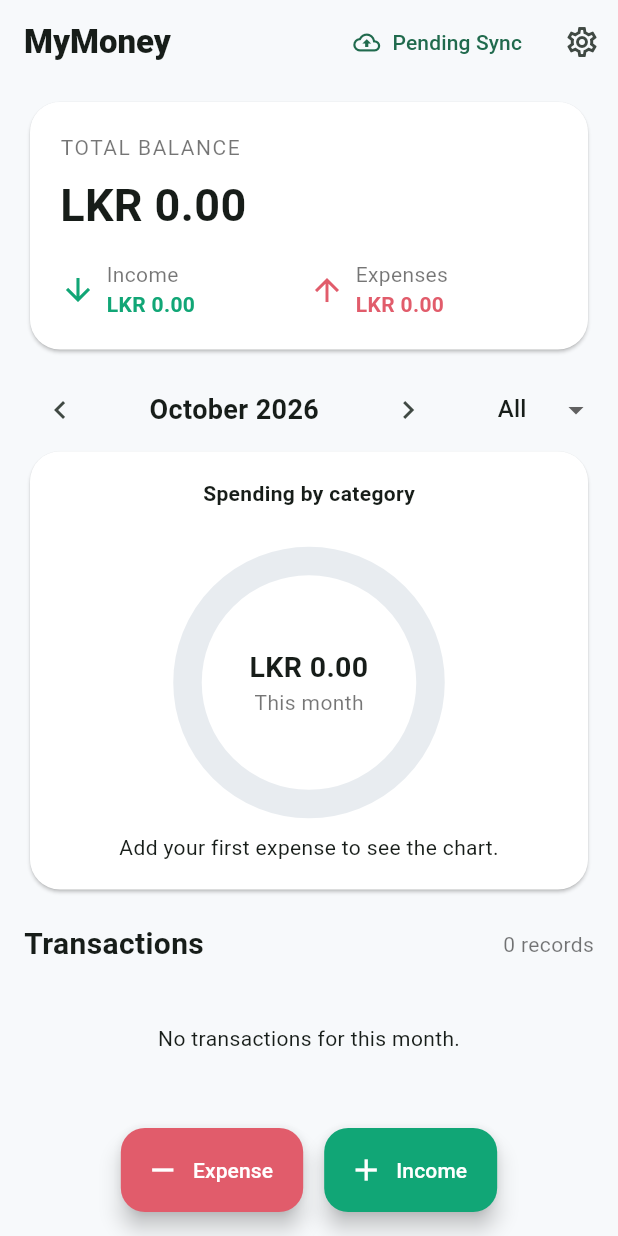
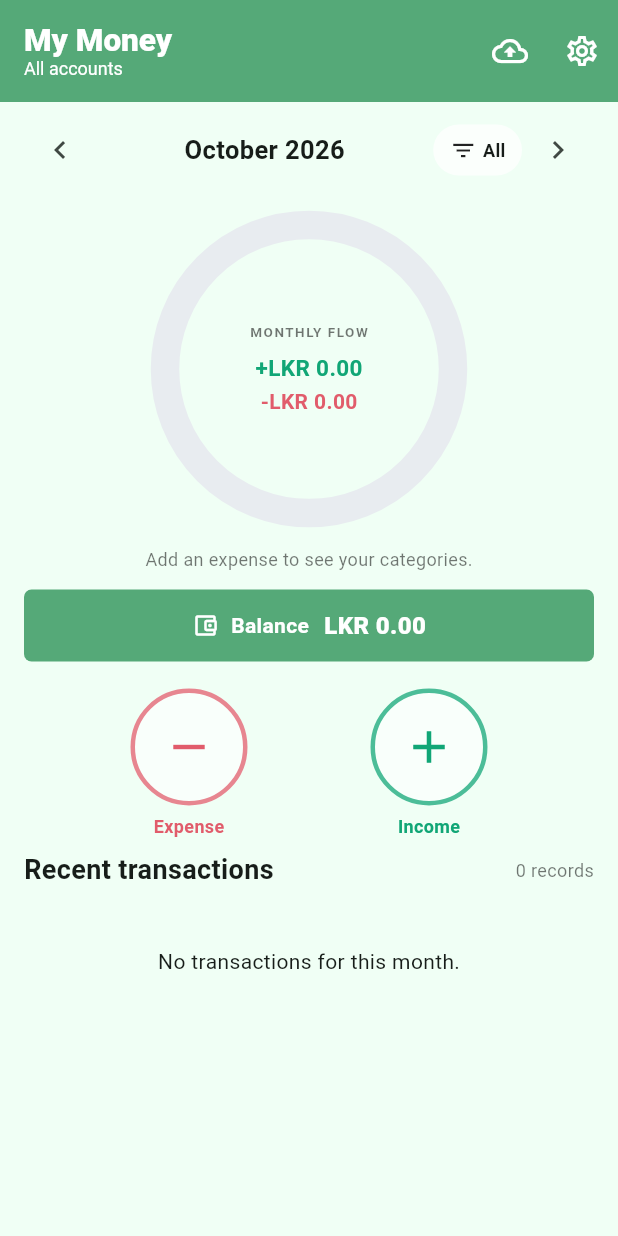
Before and after one commit to tharuind/monefy-pro-mobile-app, a Flutter app: the screen it shows after launch, on a phone screen of 412 x 824 dp. Run offline on Flutter 3.47's test engine with Material 3 defaults, Android fonts, the phone set to English and light mode, and no system bars; our stand-ins replace cloud_firestore, connectivity_plus, file_picker, firebase_auth, firebase_core, flutter_secure_storage and 5 more; missing offline and left inert: aes256, dart:html; accounts and stored records are empty.

Commit message:
add email backup

```diff
--- a/lib/cloud_sync.dart
+++ b/lib/cloud_sync.dart
@@ -28,6 +28,7 @@ class CloudSyncService extends ChangeNotifier {
 
   SyncStatus status = SyncStatus.pending;
   String? errorMessage;
+  int completedSyncs = 0;
   StreamSubscription<List<ConnectivityResult>>? _connectivitySubscription;
   StreamSubscription<User?>? _authSubscription;
   bool _configured = false;
@@ -95,7 +96,13 @@ class CloudSyncService extends ChangeNotifier {
     if (kIsWeb) {
       await FirebaseAuth.instance.signInWithPopup(GoogleAuthProvider());
     } else {
-      final googleUser = await GoogleSignIn(scopes: const ['email']).signIn();
+      final clientId = DefaultFirebaseOptions.googleServerClientId;
+      if (clientId.isEmpty) {
+        throw StateError('Google sign-in is not configured. Set FIREBASE_WEB_CLIENT_ID '
+            'to the Firebase project Web OAuth client ID.');
+      }
+      final googleUser = await GoogleSignIn(
+        serverClientId: clientId, scopes: const ['email']).signIn();
       if (googleUser == null) throw StateError('Google sign-in was cancelled.');
       final auth = await googleUser.authentication;
       final credential = GoogleAuthProvider.credential(
@@ -242,6 +249,7 @@ class CloudSyncService extends ChangeNotifier {
           await database.mergeRemoteCatalog({'id': document.id, ...document.data()});
         }
       }
+      completedSyncs++;
       status = await database.pendingCount() == 0
           ? SyncStatus.synced : SyncStatus.pending;
     } catch (error) {
--- a/lib/data.dart
+++ b/lib/data.dart
@@ -377,7 +377,7 @@ class MoneyDatabase {
     if (parsed is! Map ||
         !['mymoney-v1', 'mymoney-v2'].contains(parsed['format']) ||
         parsed['entries'] is! List) {
-      throw const FormatException('Not a MyMoney backup');
+      throw const FormatException('Not a My Money backup');
     }
     final safeItems = <MoneyEntry>[];
     final safeCatalog = <Map<String, dynamic>>[];
--- a/lib/main.dart
+++ b/lib/main.dart
@@ -14,6 +14,8 @@ import 'data.dart';
 
 const emerald = Color(0xFF11A676);
 const red = Color(0xFFE15C6B);
+const mintBackground = Color(0xFFF0FFF5);
+const headerGreen = Color(0xFF55A978);
 const colors = <Color>[
   Color(0xFFFBAD4D), Color(0xFF756DDF), Color(0xFF46AADA),
   Color(0xFFE87093), Color(0xFF61BD8E), Color(0xFFB181D7),
@@ -55,12 +57,16 @@ class MyMoneyApp extends StatelessWidget {
   @override
   Widget build(BuildContext context) => MaterialApp(
     debugShowCheckedModeBanner: false,
-    title: 'MyMoney',
+    title: 'My Money',
     theme: ThemeData(
       useMaterial3: true,
       colorScheme: ColorScheme.fromSeed(seedColor: emerald),
-      scaffoldBackgroundColor: const Color(0xFFF7F9FB),
-      appBarTheme: const AppBarTheme(backgroundColor: Color(0xFFF7F9FB)),
+      scaffoldBackgroundColor: mintBackground,
+      appBarTheme: const AppBarTheme(
+        backgroundColor: headerGreen,
+        foregroundColor: Colors.white,
+        iconTheme: IconThemeData(color: Colors.white),
+      ),
       cardTheme: CardThemeData(color: Colors.white,
         shape: RoundedRectangleBorder(borderRadius: BorderRadius.circular(20))),
       inputDecorationTheme: InputDecorationTheme(
@@ -115,7 +121,7 @@ class _AppGateState extends State<AppGate> with WidgetsBindingObserver {
   Future<void> _biometric() async {
     try {
       final ok = await LocalAuthentication().authenticate(
-        localizedReason: 'Unlock your MyMoney records', biometricOnly: true);
+        localizedReason: 'Unlock your My Money records', biometricOnly: true);
       if (ok && mounted) setState(() => locked = false);
     } catch (_) {
       if (mounted) ScaffoldMessenger.of(context).showSnackBar(
@@ -138,7 +144,7 @@ class _AppGateState extends State<AppGate> with WidgetsBindingObserver {
         mainAxisSize: MainAxisSize.min, children: [
           const Icon(Icons.lock, size: 60, color: emerald),
           const SizedBox(height: 20),
-          const Text('Unlock MyMoney', style: TextStyle(fontSize: 27, fontWeight: FontWeight.bold)),
+          const Text('Unlock My Money', style: TextStyle(fontSize: 27, fontWeight: FontWeight.bold)),
           const SizedBox(height: 20),
           TextField(controller: pin, obscureText: true, keyboardType: TextInputType.number,
             maxLength: 8, decoration: const InputDecoration(labelText: 'App PIN'),
@@ -166,7 +172,27 @@ class _MoneyHomeState extends State<MoneyHome> {
   String accountFilter = 'All';
 
   @override
-  void initState() { super.initState(); reload(); }
+  void initState() {
+    super.initState();
+    _lastCompletedSync = CloudSyncService.instance.completedSyncs;
+    CloudSyncService.instance.addListener(_onSyncChanged);
+    reload();
+  }
+  int _lastCompletedSync = 0;
+
+  void _onSyncChanged() {
+    final completed = CloudSyncService.instance.completedSyncs;
+    if (completed == _lastCompletedSync) return;
+    _lastCompletedSync = completed;
+    reload();
+  }
+
+  @override
+  void dispose() {
+    CloudSyncService.instance.removeListener(_onSyncChanged);
+    super.dispose();
+  }
+
   Future<void> reload() async {
     final database = MoneyDatabase.instance;
     final data = await database.list();
@@ -233,11 +259,22 @@ class _MoneyHomeState extends State<MoneyHome> {
       groups[e.category] = (groups[e.category] ?? 0) + e.cents;
     }
     return Scaffold(
-      appBar: AppBar(title: const Text('MyMoney', style: TextStyle(fontWeight: FontWeight.w800)),
+      appBar: AppBar(
+        toolbarHeight: 68,
+        title: Column(
+          crossAxisAlignment: CrossAxisAlignment.start,
+          children: [
+            const Text('My Money', style: TextStyle(
+              fontWeight: FontWeight.w800, fontSize: 21, height: 1.1)),
+            Text(accountFilter == 'All' ? 'All accounts' : accountFilter,
+              style: const TextStyle(fontSize: 12, fontWeight: FontWeight.w400)),
+          ],
+        ),
         actions: [
           AnimatedBuilder(animation: CloudSyncService.instance, builder: (context, _) {
             final sync = CloudSyncService.instance;
-            return TextButton.icon(
+            return IconButton(
+              tooltip: sync.status.label,
               onPressed: sync.status == SyncStatus.syncing ? null : sync.syncNow,
               icon: Icon(switch (sync.status) {
                 SyncStatus.offline => Icons.cloud_off_outlined,
@@ -245,7 +282,6 @@ class _MoneyHomeState extends State<MoneyHome> {
                 SyncStatus.syncing => Icons.sync,
                 SyncStatus.synced => Icons.cloud_done_outlined,
               }),
-              label: Text(sync.status.label, maxLines: 1),
             );
           }),
           IconButton(tooltip: 'Settings and backups',
@@ -253,54 +289,150 @@ class _MoneyHomeState extends State<MoneyHome> {
         ]),
       body: loading ? const Center(child: CircularProgressIndicator()) :
         RefreshIndicator(onRefresh: reload, child: ListView(
-          padding: const EdgeInsets.fromLTRB(16, 8, 16, 100), children: [
-            Card(child: Padding(padding: const EdgeInsets.all(20), child: Column(
-              crossAxisAlignment: CrossAxisAlignment.start, children: [
-                const Text('TOTAL BALANCE', style: TextStyle(color: Colors.black54, letterSpacing: 1)),
-                const SizedBox(height: 7),
-                Text(money(balance), style: const TextStyle(fontSize: 30, fontWeight: FontWeight.bold)),
-                const SizedBox(height: 15),
-                Row(children: [
-                  Expanded(child: _MiniTotal('Income', earned, emerald, Icons.arrow_downward)),
-                  Expanded(child: _MiniTotal('Expenses', spent, red, Icons.arrow_upward)),
-                ])
-              ],
-            ))),
-            const SizedBox(height: 12),
-            Row(mainAxisAlignment: MainAxisAlignment.spaceBetween, children: [
-              IconButton(onPressed: () => changeMonth(-1), icon: const Icon(Icons.chevron_left)),
-              Text('${_month(selected.month)} ${selected.year}',
-                style: const TextStyle(fontWeight: FontWeight.w700, fontSize: 18)),
-              IconButton(onPressed: () => changeMonth(1), icon: const Icon(Icons.chevron_right)),
-              DropdownButton<String>(value: accountFilter, underline: const SizedBox(),
-                items: ['All', ...accounts, ...customAccounts].toSet().map((a) => DropdownMenuItem(value: a,
-                  child: Text(a))).toList(),
-                onChanged: (v) => setState(() => accountFilter = v ?? 'All')),
+          padding: const EdgeInsets.fromLTRB(16, 8, 16, 28), children: [
+            Row(children: [
+              IconButton(
+                tooltip: 'Previous month',
+                onPressed: () => changeMonth(-1),
+                icon: const Icon(Icons.chevron_left),
+              ),
+              Expanded(child: Center(child: Text(
+                '${_month(selected.month)} ${selected.year}',
+                style: const TextStyle(fontWeight: FontWeight.w700, fontSize: 17),
+              ))),
+              PopupMenuButton<String>(
+                tooltip: 'Filter by account',
+                initialValue: accountFilter,
+                onSelected: (value) => setState(() => accountFilter = value),
+                itemBuilder: (context) => ['All', ...accounts, ...customAccounts]
+                    .toSet().map((account) => PopupMenuItem(
+                      value: account,
+                      child: Text(account == 'All' ? 'All accounts' : account),
+                    )).toList(),
+                child: Container(
+                  padding: const EdgeInsets.symmetric(horizontal: 11, vertical: 8),
+                  decoration: BoxDecoration(
+                    color: Colors.white.withAlpha(190),
+                    borderRadius: BorderRadius.circular(20),
+                  ),
+                  child: ConstrainedBox(
+                    constraints: const BoxConstraints(maxWidth: 130),
+                    child: Row(mainAxisSize: MainAxisSize.min, children: [
+                      const Icon(Icons.filter_list, size: 18),
+                      const SizedBox(width: 4),
+                      Flexible(child: Text(
+                        accountFilter == 'All' ? 'All' : accountFilter,
+                        maxLines: 1,
+                        overflow: TextOverflow.ellipsis,
+                        style: const TextStyle(
+                          fontSize: 12, fontWeight: FontWeight.w600),
+                      )),
+                    ]),
+                  ),
+                ),
+              ),
+              IconButton(
+                tooltip: 'Next month',
+                onPressed: () => changeMonth(1),
+                icon: const Icon(Icons.chevron_right),
+              ),
             ]),
-            Card(child: Padding(padding: const EdgeInsets.all(18), child: Column(children: [
-              const Text('Spending by category', style: TextStyle(fontWeight: FontWeight.w700)),
-              const SizedBox(height: 16),
-              SizedBox(height: 200, child: Center(child: CustomPaint(
-                painter: DonutPainter(groups), size: const Size(186, 186),
-                child: SizedBox(width: 186, height: 186, child: Column(
-                  mainAxisAlignment: MainAxisAlignment.center, children: [
-                    Text(money(spent), textAlign: TextAlign.center,
-                      style: const TextStyle(fontSize: 19, fontWeight: FontWeight.bold)),
-                    const Text('This month', style: TextStyle(color: Colors.black54)),
+            const SizedBox(height: 4),
+            SizedBox(
+              height: 236,
+              child: Center(child: CustomPaint(
+                painter: DonutPainter(groups),
+                size: const Size(216, 216),
+                child: SizedBox(width: 216, height: 216, child: Column(
+                  mainAxisAlignment: MainAxisAlignment.center,
+                  children: [
+                    const Text('MONTHLY FLOW', style: TextStyle(
+                      fontSize: 9, letterSpacing: 1, color: Colors.black54,
+                      fontWeight: FontWeight.w700)),
+                    const SizedBox(height: 7),
+                    FittedBox(fit: BoxFit.scaleDown, child: Text(
+                      '+${money(earned)}', style: const TextStyle(
+                        fontSize: 15, fontWeight: FontWeight.w700, color: emerald))),
+                    const SizedBox(height: 2),
+                    FittedBox(fit: BoxFit.scaleDown, child: Text(
+                      '-${money(spent)}', style: const TextStyle(
+                        fontSize: 14, fontWeight: FontWeight.w600, color: red))),
                   ],
                 )),
-              ))),
-              if (groups.isEmpty) const Text('Add your first expense to see the chart.'),
-              Wrap(spacing: 12, runSpacing: 8,
-                children: groups.keys.map((c) => Row(mainAxisSize: MainAxisSize.min, children: [
-                  CircleAvatar(radius: 5, backgroundColor: categoryColor(c)),
-                  const SizedBox(width: 5), Text(c, style: const TextStyle(fontSize: 12)),
-                ])).toList()),
-            ]))),
+              )),
+            ),
+            if (groups.isEmpty)
+              const Center(child: Padding(
+                padding: EdgeInsets.only(bottom: 12),
+                child: Text('Add an expense to see your categories.',
+                  style: TextStyle(color: Colors.black54, fontSize: 12)),
+              ))
+            else
+              Padding(
+                padding: const EdgeInsets.only(bottom: 14),
+                child: Wrap(
+                  alignment: WrapAlignment.center,
+                  spacing: 8,
+                  runSpacing: 8,
+                  children: groups.entries.map((entry) {
+                    final percentage = spent == 0 ? 0 :
+                        (entry.value * 100 / spent).round();
+                    return Container(
+                      padding: const EdgeInsets.symmetric(horizontal: 10, vertical: 6),
+                      decoration: BoxDecoration(
+                        color: Colors.white.withAlpha(190),
+                        borderRadius: BorderRadius.circular(18),
+                      ),
+                      child: Row(mainAxisSize: MainAxisSize.min, children: [
+                        Icon(icons[entry.key] ?? Icons.category,
+                          size: 15, color: categoryColor(entry.key)),
+                        const SizedBox(width: 5),
+                        Text('${entry.key} $percentage%',
+                          style: const TextStyle(fontSize: 11, fontWeight: FontWeight.w600)),
+                      ]),
+                    );
+                  }).toList(),
+                ),
+              ),
+            Container(
+              height: 48,
+              decoration: BoxDecoration(
+                color: headerGreen,
+                borderRadius: BorderRadius.circular(5),
+              ),
+              child: Row(mainAxisAlignment: MainAxisAlignment.center, children: [
+                const Icon(Icons.account_balance_wallet_outlined,
+                  size: 18, color: Colors.white),
+                const SizedBox(width: 8),
+                const Text('Balance', style: TextStyle(
+                  color: Colors.white, fontWeight: FontWeight.w600)),
+                const SizedBox(width: 10),
+                Flexible(child: FittedBox(fit: BoxFit.scaleDown,
+                  child: Text(money(balance), style: const TextStyle(
+                    color: Colors.white, fontWeight: FontWeight.w800, fontSize: 16)))),
+              ]),
+            ),
             const SizedBox(height: 18),
+            Row(mainAxisAlignment: MainAxisAlignment.spaceEvenly, children: [
+              _FlowAction(
+                label: 'Expense',
+                icon: Icons.remove,
+                color: red,
+                onPressed: () => openEditor(),
+              ),
+              _FlowAction(
+                label: 'Income',
+                icon: Icons.add,
+                color: emerald,
+                onPressed: () => openEditor(type: 'income'),
+              ),
+            ]),
+            const SizedBox(height: 8),
             Row(mainAxisAlignment: MainAxisAlignment.spaceBetween, children: [
-              const Text('Transactions', style: TextStyle(fontSize: 20, fontWeight: FontWeight.bold)),
-              Text('${current.length} records', style: const TextStyle(color: Colors.black54)),
+              const Text('Recent transactions',
+                style: TextStyle(fontSize: 18, fontWeight: FontWeight.bold)),
+              Text('${current.length} records',
+                style: const TextStyle(color: Colors.black54, fontSize: 12)),
             ]),
             const SizedBox(height: 8),
             if (current.isEmpty) const Padding(padding: EdgeInsets.all(30),
@@ -319,19 +451,49 @@ class _MoneyHomeState extends State<MoneyHome> {
             ))),
           ],
         )),
-      floatingActionButtonLocation: FloatingActionButtonLocation.centerFloat,
-      floatingActionButton: Row(mainAxisAlignment: MainAxisAlignment.center,
-        children: [
-          FloatingActionButton.extended(heroTag: 'exp', backgroundColor: red,
-            foregroundColor: Colors.white, onPressed: () => openEditor(),
-            icon: const Icon(Icons.remove), label: const Text('Expense')),
-          const SizedBox(width: 14),
-          FloatingActionButton.extended(heroTag: 'inc', backgroundColor: emerald,
-            foregroundColor: Colors.white, onPressed: () => openEditor(type: 'income'),
-            icon: const Icon(Icons.add), label: const Text('Income')),
-        ]),
     );
   }
+}
+
+class _FlowAction extends StatelessWidget {
+  final String label;
+  final IconData icon;
+  final Color color;
+  final VoidCallback onPressed;
+  const _FlowAction({
+    required this.label,
+    required this.icon,
+    required this.color,
+    required this.onPressed,
+  });
+
+  @override
+  Widget build(BuildContext context) => Semantics(
+    button: true,
+    label: 'Add $label',
+    child: InkWell(
+      onTap: onPressed,
+      customBorder: const CircleBorder(),
+      child: SizedBox(
+        width: 100,
+        child: Column(children: [
+          Container(
+            width: 78,
+            height: 78,
+            decoration: BoxDecoration(
+              shape: BoxShape.circle,
+              color: Colors.white.withAlpha(150),
+              border: Border.all(color: color.withAlpha(190), width: 3),
+            ),
+            child: Icon(icon, size: 36, color: color),
+          ),
+          const SizedBox(height: 5),
+          Text(label, style: TextStyle(
+            color: color, fontWeight: FontWeight.w700, fontSize: 12)),
+        ]),
+      ),
+    ),
+  );
 }
 
 Color categoryColor(String c) {
@@ -581,12 +743,12 @@ class _SettingsPageState extends State<SettingsPage> {
     try {
       final json = await MoneyDatabase.instance.backupJson();
       final encrypted = await BackupTools.encryptedText(json, password);
-      final filename = 'MyMoney-${DateTime.now().toUtc().toIso8601String().replaceAll(':', '-')}.mymoney';
+      final filename = 'My-Money-${DateTime.now().toUtc().toIso8601String().replaceAll(':', '-')}.mymoney';
       await SharePlus.instance.share(ShareParams(
         files: [XFile.fromData(Uint8List.fromList(utf8.encode(encrypted)),
           name: filename, mimeType: 'application/octet-stream')],
-        subject: 'MyMoney encrypted backup',
-        text: 'Encrypted MyMoney backup. Keep the backup password separate and private.'));
+        subject: 'My Money encrypted backup',
+        text: 'Encrypted My Money backup. Keep the backup password separate and private.'));
       msg('Choose Gmail and send the attached backup to your own address.');
     } catch (e) {
       msg('Backup failed: $e');
@@ -798,7 +960,10 @@ class _SettingsPageState extends State<SettingsPage> {
             ListTile(leading: Icon(signedInUser == null
                 ? Icons.account_circle_outlined : Icons.verified_user_outlined),
               title: Text(signedInUser?.email ?? 'Google account'),
-              subtitle: Text(sync.errorMessage ?? sync.status.label),
+                subtitle: Text(sync.errorMessage ??
+                  (signedInUser == null
+                    ? 'Sign in with the same Google account on each device to sync your data.'
+                    : 'Same-account sync · ${sync.status.label}')),
               trailing: const Icon(Icons.chevron_right),
               enabled: !busy,
               onTap: signedInUser == null ? signIn : signOut),
```
Also changed, not shown: lib/firebase_options.dart, 5 other files.
